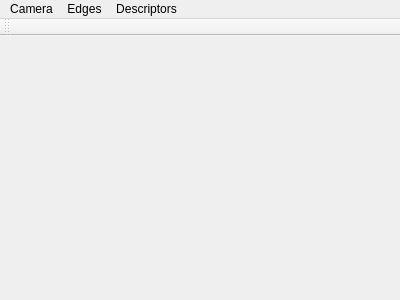
Old version of the form OpenCV/Webcam/Webcam/mainwindow.ui in the repository leparrav/Playground.
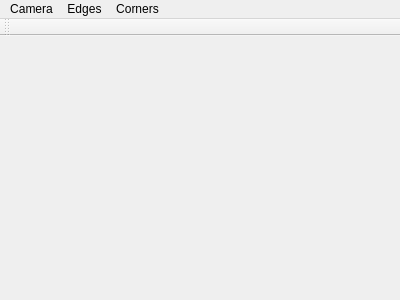
New version of the form.

Patch:
```diff
--- a/OpenCV/Webcam/Webcam/mainwindow.ui
+++ b/OpenCV/Webcam/Webcam/mainwindow.ui
@@ -53,7 +53,7 @@
    </widget>
    <widget class="QMenu" name="menuDescriptors">
     <property name="title">
-     <string>Descriptors</string>
+     <string>Corners</string>
     </property>
     <addaction name="actionHarris"/>
     <addaction name="actionSIFT"/>
```
Left out of the diff: 3 changed lines with no effect on the pictures.
